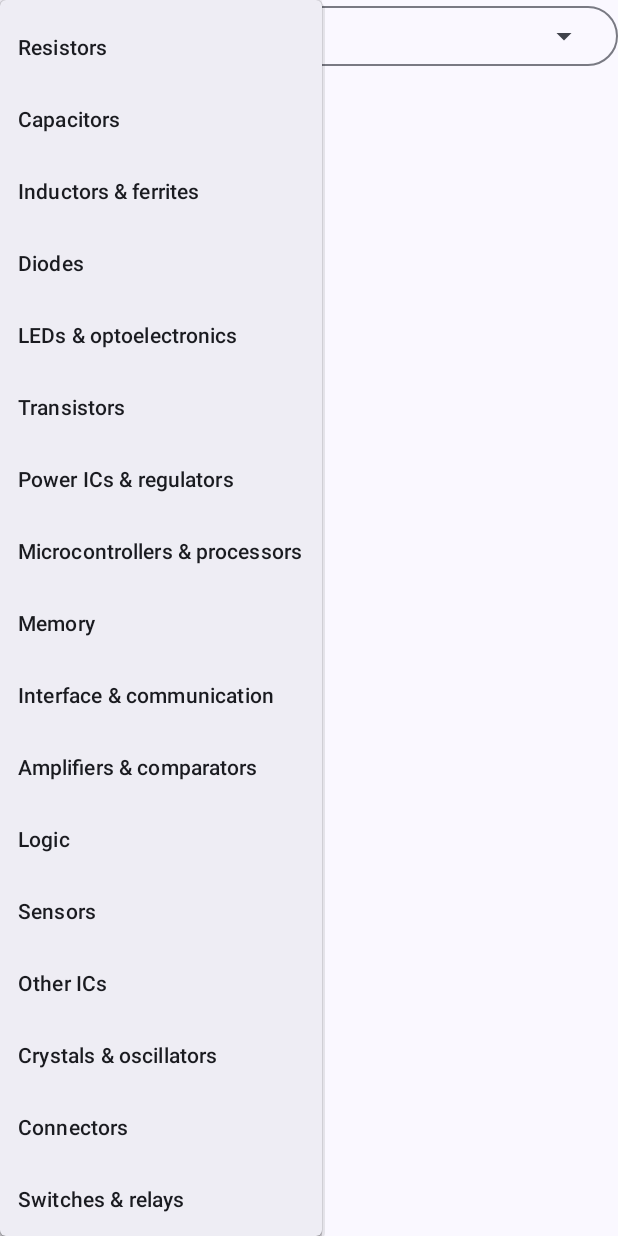
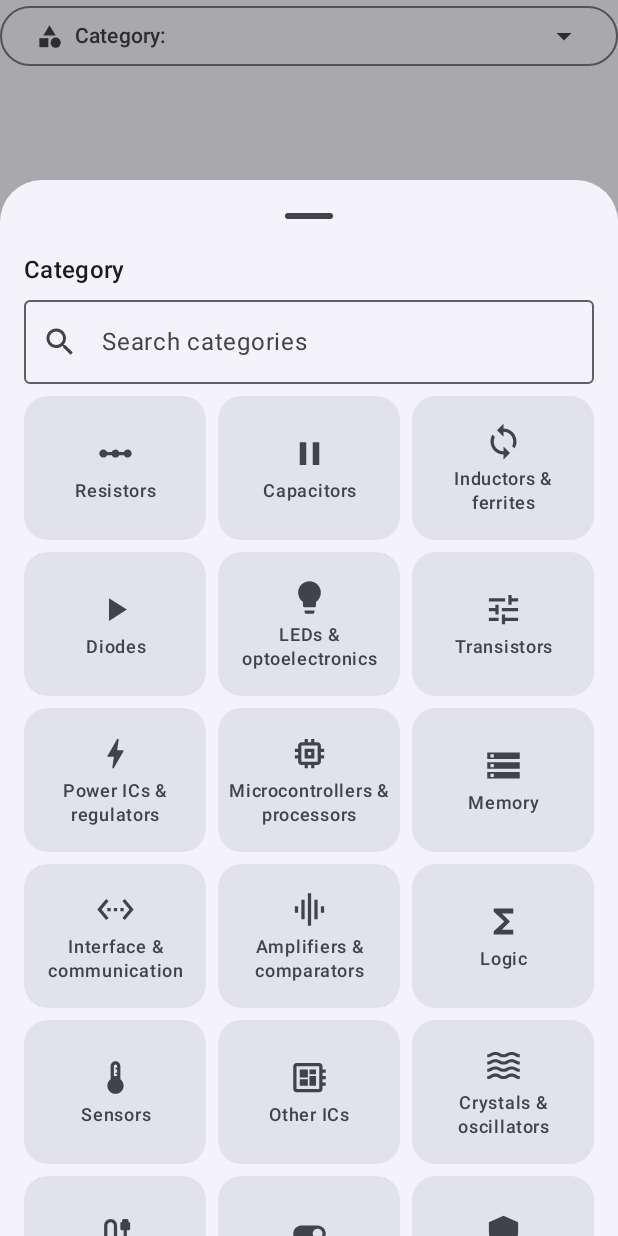
Before and after one commit to nostadkar/part-stock, an Android app built with Jetpack Compose: the composable CategoryPicker called with empty values, after a tap on "Category:", on a phone screen of 412 x 824 dp. Run offline under Robolectric (Android 15) with nearby library versions, the phone set to English and light mode, and no system bars; 4 statements that could not run were skipped.

Commit message:
Fix #51: category picker as a bottom sheet of icon tiles
- CategorySheet: 3-column grid of category tiles (icon + name), the current one
  highlighted with its category tint, search box for long lists, optional
  "Auto (from description)" first tile.
- CategoryPicker opens the sheet; callers keep CategoryPicker(value) { … } and
  may pass the description for the Auto tile.
- Inventory filter chips: with many categories, six chips then "More…" opening
  the same sheet with part counts.
- Categories.search / chipsBeforeMore with tests.

Co-Authored-By: Claude Opus 5.5 <noreply@anthropic.com>
Claude-Session: https://claude.ai/code/session_01Hp4ti3raLgcWLoReaeCFDw

```diff
--- a/app/src/main/java/com/partstock/scanner/CategoryPicker.kt
+++ b/app/src/main/java/com/partstock/scanner/CategoryPicker.kt
@@ -1,38 +1,200 @@
 package com.partstock.scanner
 
-import androidx.compose.foundation.layout.Box
+import androidx.compose.foundation.BorderStroke
+import androidx.compose.foundation.layout.Arrangement
+import androidx.compose.foundation.layout.Column
+import androidx.compose.foundation.layout.PaddingValues
 import androidx.compose.foundation.layout.fillMaxWidth
+import androidx.compose.foundation.layout.heightIn
+import androidx.compose.foundation.layout.navigationBarsPadding
+import androidx.compose.foundation.layout.padding
+import androidx.compose.foundation.layout.size
+import androidx.compose.foundation.lazy.grid.GridCells
+import androidx.compose.foundation.lazy.grid.GridItemSpan
+import androidx.compose.foundation.lazy.grid.LazyVerticalGrid
+import androidx.compose.foundation.lazy.grid.items
+import androidx.compose.foundation.shape.RoundedCornerShape
 import androidx.compose.material.icons.Icons
 import androidx.compose.material.icons.filled.ArrowDropDown
-import androidx.compose.material3.DropdownMenu
-import androidx.compose.material3.DropdownMenuItem
+import androidx.compose.material.icons.filled.AutoAwesome
+import androidx.compose.material.icons.filled.Search
+import androidx.compose.material3.ExperimentalMaterial3Api
 import androidx.compose.material3.Icon
+import androidx.compose.material3.MaterialTheme
+import androidx.compose.material3.ModalBottomSheet
 import androidx.compose.material3.OutlinedButton
+import androidx.compose.material3.OutlinedTextField
+import androidx.compose.material3.Surface
 import androidx.compose.material3.Text
+import androidx.compose.material3.rememberModalBottomSheetState
 import androidx.compose.runtime.Composable
 import androidx.compose.runtime.getValue
 import androidx.compose.runtime.mutableStateOf
 import androidx.compose.runtime.remember
 import androidx.compose.runtime.setValue
+import androidx.compose.ui.Alignment
 import androidx.compose.ui.Modifier
+import androidx.compose.ui.graphics.Color
+import androidx.compose.ui.graphics.vector.ImageVector
+import androidx.compose.ui.semantics.Role
+import androidx.compose.ui.semantics.role
+import androidx.compose.ui.semantics.selected
+import androidx.compose.ui.semantics.semantics
+import androidx.compose.ui.text.style.TextAlign
+import androidx.compose.ui.text.style.TextOverflow
+import androidx.compose.ui.unit.dp
 import com.partstock.scanner.parse.Categories
 
-/** Button showing the category; tap to pick another bucket. */
+/**
+ * Button showing the category; tap to open a sheet of category tiles. With [description] the sheet starts with an
+ * "Auto (from description)" tile that picks the category the description suggests.
+ */
 @Composable
-fun CategoryPicker(value: String, onChange: (String) -> Unit) {
+fun CategoryPicker(value: String, description: String? = null, onChange: (String) -> Unit) {
     var open by remember { mutableStateOf(false) }
-    Box {
-        OutlinedButton(onClick = { open = true }, modifier = Modifier.fillMaxWidth()) {
-            Text("Category: $value", modifier = Modifier.weight(1f))
-            Icon(Icons.Filled.ArrowDropDown, contentDescription = "Change category")
-        }
-        DropdownMenu(expanded = open, onDismissRequest = { open = false }) {
-            Categories.ALL.forEach { c ->
-                DropdownMenuItem(text = { Text(c) }, onClick = {
-                    open = false
-                    onChange(c)
-                })
+    OutlinedButton(onClick = { open = true }, modifier = Modifier.fillMaxWidth()) {
+        Icon(categoryIcon(value), contentDescription = null, modifier = Modifier.size(18.dp))
+        Text("Category: $value", modifier = Modifier.weight(1f).padding(start = 8.dp))
+        Icon(Icons.Filled.ArrowDropDown, contentDescription = "Change category")
+    }
+    if (open) {
+        CategorySheet(
+            title = "Category",
+            categories = Categories.ALL,
+            selected = value,
+            auto = description?.let { Categories.classify(it) },
+            onPick = {
+                open = false
+                onChange(it)
+            },
+            onDismiss = { open = false },
+        )
+    }
+}
+
+/** The search box appears once there are more categories than this. */
+private const val SEARCH_FROM = 9
+
+/**
+ * Bottom sheet with a 3-column grid of category tiles (icon + name), [selected] highlighted. [counts] adds
+ * "· N" to each name (Inventory filter); [auto] adds a first "Auto (from description)" tile that picks it.
+ */
+@OptIn(ExperimentalMaterial3Api::class)
+@Composable
+fun CategorySheet(
+    title: String,
+    categories: List<String>,
+    selected: String?,
+    onPick: (String) -> Unit,
+    onDismiss: () -> Unit,
+    counts: Map<String, Int>? = null,
+    auto: String? = null,
+) {
+    val sheetState = rememberModalBottomSheetState(skipPartiallyExpanded = true)
+    var query by remember { mutableStateOf("") }
+    val shown = remember(categories, query) { Categories.search(categories, query) }
+    ModalBottomSheet(onDismissRequest = onDismiss, sheetState = sheetState) {
+        Column(Modifier.fillMaxWidth().navigationBarsPadding().padding(horizontal = 16.dp)) {
+            Text(title, style = MaterialTheme.typography.titleMedium, modifier = Modifier.padding(bottom = 8.dp))
+            if (categories.size > SEARCH_FROM) {
+                OutlinedTextField(
+                    query, { query = it },
+                    placeholder = { Text("Search categories") },
+                    leadingIcon = { Icon(Icons.Filled.Search, contentDescription = null) },
+                    singleLine = true,
+                    keyboardOptions = textKeys(last = true),
+                    modifier = Modifier.fillMaxWidth().padding(bottom = 8.dp),
+                )
+            }
+            LazyVerticalGrid(
+                columns = GridCells.Fixed(3),
+                horizontalArrangement = Arrangement.spacedBy(8.dp),
+                verticalArrangement = Arrangement.spacedBy(8.dp),
+                contentPadding = PaddingValues(bottom = 16.dp),
+                modifier = Modifier.heightIn(max = 560.dp),
+            ) {
+                if (auto != null && query.isBlank()) {
+                    item(key = "auto") {
+                        CategoryTile(
+                            name = "Auto (from description)",
+                            detail = auto,
+                            icon = Icons.Filled.AutoAwesome,
+                            selected = false,
+                            container = MaterialTheme.colorScheme.secondaryContainer,
+                            content = MaterialTheme.colorScheme.onSecondaryContainer,
+                            onClick = { onPick(auto) },
+                        )
+                    }
+                }
+                items(shown, key = { it }) { c ->
+                    val tint = categoryTint(c)
+                    CategoryTile(
+                        name = c,
+                        detail = counts?.get(c)?.let { "$it part${if (it == 1) "" else "s"}" },
+                        icon = categoryIcon(c),
+                        selected = c == selected,
+                        container = if (c == selected) tint.container else MaterialTheme.colorScheme.surfaceVariant,
+                        content = if (c == selected) tint.onContainer else MaterialTheme.colorScheme.onSurfaceVariant,
+                        border = if (c == selected) tint.accent else null,
+                        onClick = { onPick(c) },
+                    )
+                }
+                if (shown.isEmpty()) {
+                    item(span = { GridItemSpan(maxLineSpan) }) {
+                        Text(
+                            "No category matches \"${query.trim()}\"",
+                            style = MaterialTheme.typography.bodyMedium,
+                            color = MaterialTheme.colorScheme.onSurfaceVariant,
+                            modifier = Modifier.padding(vertical = 16.dp),
+                        )
+                    }
+                }
             }
         }
     }
 }
+
+@Composable
+private fun CategoryTile(
+    name: String,
+    detail: String?,
+    icon: ImageVector,
+    selected: Boolean,
+    container: Color,
+    content: Color,
+    onClick: () -> Unit,
+    border: Color? = null,
+) {
+    Surface(
+        onClick = onClick,
+        shape = RoundedCornerShape(16.dp),
+        color = container,
+        contentColor = content,
+        border = border?.let { BorderStroke(2.dp, it) },
+        modifier = Modifier
+            .fillMaxWidth()
+            .heightIn(min = 96.dp)
+            .semantics {
+                this.selected = selected
+                role = Role.RadioButton
+            },
+    ) {
+        Column(
+            Modifier.padding(horizontal = 6.dp, vertical = 10.dp),
+            horizontalAlignment = Alignment.CenterHorizontally,
+            verticalArrangement = Arrangement.spacedBy(4.dp, Alignment.CenterVertically),
+        ) {
+            Icon(icon, contentDescription = null, modifier = Modifier.size(26.dp))
+            Text(
+                name, style = MaterialTheme.typography.labelMedium, textAlign = TextAlign.Center,
+                maxLines = 2, overflow = TextOverflow.Ellipsis,
+            )
+            if (detail != null) {
+                Text(
+                    detail, style = MaterialTheme.typography.labelSmall, textAlign = TextAlign.Center,
+                    maxLines = 1, overflow = TextOverflow.Ellipsis, color = content.copy(alpha = 0.8f),
+                )
+            }
+        }
+    }
+}
--- a/app/src/main/java/com/partstock/scanner/PartDetails.kt
+++ b/app/src/main/java/com/partstock/scanner/PartDetails.kt
@@ -223,7 +223,7 @@ fun PartDetails(
                     description, { description = it }, label = { Text("Description") },
                     keyboardOptions = textKeys(), modifier = Modifier.fillMaxWidth().bringIntoViewOnFocus(),
                 )
-                CategoryPicker(category) { category = it }
+                CategoryPicker(category, description = description) { category = it }
             } else if (part.description.isNotBlank()) {
                 Text(part.description, style = MaterialTheme.typography.bodyLarge)
             }
--- a/app/src/main/java/com/partstock/scanner/ReviewScreen.kt
+++ b/app/src/main/java/com/partstock/scanner/ReviewScreen.kt
@@ -548,7 +548,7 @@ fun ReviewScreen(
                     }
                 }
             }
-            CategoryPicker(category) {
+            CategoryPicker(category, description = listOf(description, notes).joinToString(" ")) {
                 category = it
                 categoryPicked = true
             }
```
Also changed, not shown: app/src/main/java/com/partstock/scanner/InventoryList.kt (+29 -1 lines), app/src/main/java/com/partstock/scanner/parse/Categories.java (+36 -0 lines), 1 other file.
